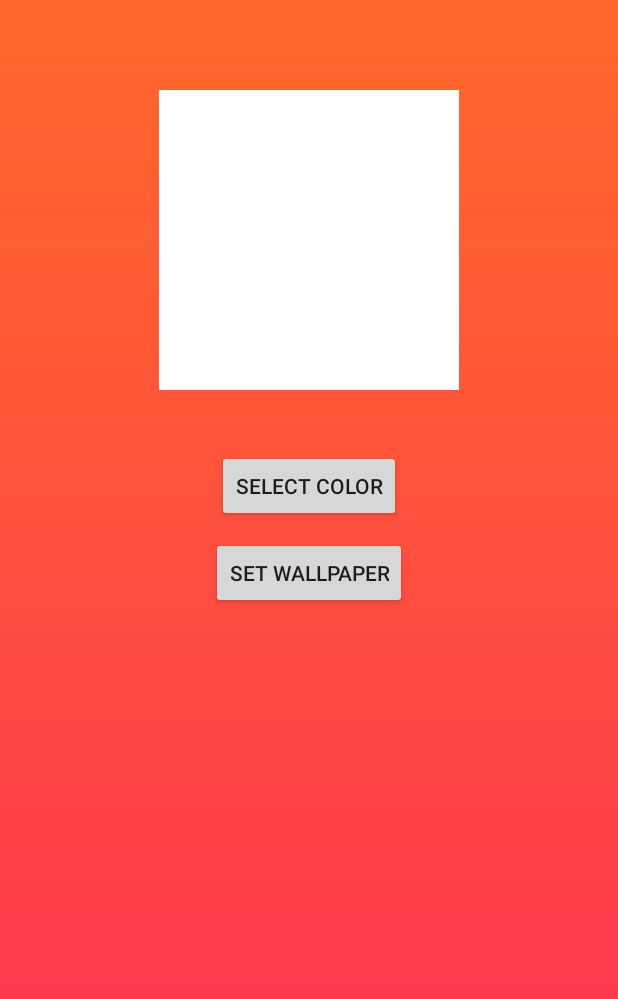
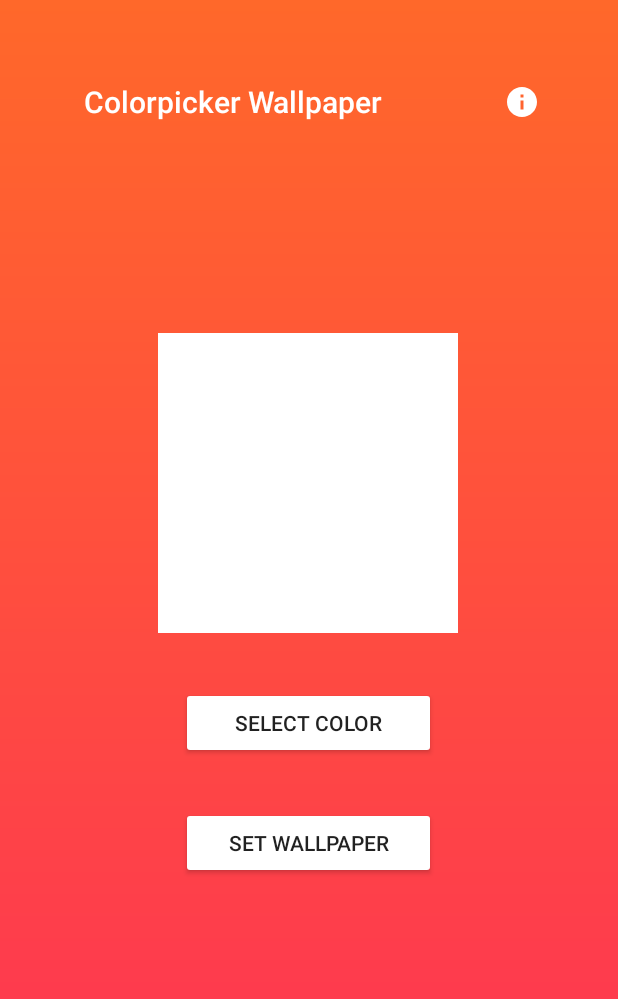
Before and after one commit to L-win/ColorpickerWallpaper, an Android app: the screen it shows after launch (MainActivity), on a phone screen of 412 x 824 dp. Shown: the top 999 px of the screen. Run offline under Robolectric (Android 15) with nearby library versions, the phone set to English and light mode, and no system bars; libraries missing offline, so code that uses them is left out: yuku.ambilwarna.

Commit message:
added toolbar transparent statusbar

```diff
--- a/app/src/main/AndroidManifest.xml
+++ b/app/src/main/AndroidManifest.xml
@@ -12,7 +12,9 @@
         android:roundIcon="@mipmap/ic_launcher_round"
         android:supportsRtl="true"
         android:theme="@style/AppTheme">
-        <activity android:name=".MainActivity">
+        <activity
+            android:name=".MainActivity"
+            android:screenOrientation="portrait">
             <intent-filter>
                 <action android:name="android.intent.action.MAIN" />
                 <category android:name="android.intent.category.LAUNCHER" />
--- a/app/src/main/java/com/elvina/colorpickerwallpaper/MainActivity.java
+++ b/app/src/main/java/com/elvina/colorpickerwallpaper/MainActivity.java
@@ -1,6 +1,7 @@
 package com.elvina.colorpickerwallpaper;
 
 import androidx.appcompat.app.AppCompatActivity;
+import androidx.appcompat.widget.Toolbar;
 import androidx.constraintlayout.widget.ConstraintLayout;
 import androidx.core.content.ContextCompat;
 
@@ -11,6 +12,8 @@ import android.graphics.Canvas;
 import android.graphics.drawable.BitmapDrawable;
 import android.graphics.drawable.ColorDrawable;
 import android.os.Bundle;
+import android.view.Menu;
+import android.view.MenuInflater;
 import android.view.View;
 import android.widget.Button;
 import android.widget.ImageView;
@@ -21,7 +24,7 @@ import yuku.ambilwarna.AmbilWarnaDialog;
 
 public class MainActivity extends AppCompatActivity {
 
-    LinearLayout layout;
+    ConstraintLayout layout;
     int defaultColor;
     Button buttonColorPicker;
     Button buttonSetWallpaper;
@@ -35,12 +38,19 @@ public class MainActivity extends AppCompatActivity {
         super.onCreate(savedInstanceState);
         setContentView(R.layout.activity_main);
 
+        // SET TOOLBAR
+        Toolbar toolbar = findViewById(R.id.toolbar);
+        setSupportActionBar(toolbar);
+        setTitle("Colorpicker Wallpaper");
+
         // PREPARE VIEWS
         layout = findViewById(R.id.layout);
         defaultColor = ContextCompat.getColor(MainActivity.this, R.color.design_default_color_primary);
         imageView = findViewById(R.id.image);
         buttonColorPicker = findViewById(R.id.open_colorpicker);
         buttonSetWallpaper = findViewById(R.id.set_wallpaper);
+
+        bitmap = Bitmap.createBitmap(20, 20, Bitmap.Config.ARGB_8888);
 
         // SET BUTTONS
         buttonColorPicker.setOnClickListener(new View.OnClickListener() {
@@ -77,7 +87,7 @@ public class MainActivity extends AppCompatActivity {
     }
 
     public void setbitmap() {
-        bitmap = Bitmap.createBitmap(20, 20, Bitmap.Config.ARGB_8888);
+//        bitmap = Bitmap.createBitmap(20, 20, Bitmap.Config.ARGB_8888);
         Canvas canvas = new Canvas(bitmap);
         cd.setBounds(0, 0, canvas.getWidth(), canvas.getHeight());
         cd.draw(canvas);
@@ -96,4 +106,11 @@ public class MainActivity extends AppCompatActivity {
             Toast.makeText(this, "Error.", Toast.LENGTH_LONG).show();
         }
     }
+
+    @Override
+    public boolean onCreateOptionsMenu(Menu menu) {
+        MenuInflater menuInflater = getMenuInflater();
+        menuInflater.inflate(R.menu.main_menu, menu);
+        return true;
+    }
 }
--- /dev/null
+++ b/app/src/main/res/drawable/ic_baseline_info_24.xml
@@ -0,0 +1,5 @@
+<vector android:height="24dp" android:tint="#FFFFFF"
+    android:viewportHeight="24" android:viewportWidth="24"
+    android:width="24dp" xmlns:android="http://schemas.android.com/apk/res/android">
+    <path android:fillColor="@android:color/white" android:pathData="M12,2C6.48,2 2,6.48 2,12s4.48,10 10,10 10,-4.48 10,-10S17.52,2 12,2zM13,17h-2v-6h2v6zM13,9h-2L11,7h2v2z"/>
+</vector>
--- a/app/src/main/res/layout/activity_main.xml
+++ b/app/src/main/res/layout/activity_main.xml
@@ -1,5 +1,5 @@
 <?xml version="1.0" encoding="utf-8"?>
-<LinearLayout xmlns:android="http://schemas.android.com/apk/res/android"
+<androidx.constraintlayout.widget.ConstraintLayout xmlns:android="http://schemas.android.com/apk/res/android"
     xmlns:app="http://schemas.android.com/apk/res-auto"
     xmlns:tools="http://schemas.android.com/tools"
     android:id="@+id/layout"
@@ -8,36 +8,52 @@
     android:background="@drawable/app_background_gradient"
     android:orientation="vertical"
     android:padding="40dp"
-    tools:context=".MainActivity"
-    >
+    tools:context=".MainActivity">
+
+    <include
+        android:id="@+id/toolbar"
+        layout="@layout/toolbar" />
 
     <ImageView
         android:id="@+id/image"
         android:layout_width="200dp"
         android:layout_height="200dp"
-        android:layout_marginLeft="20dp"
-        android:layout_marginRight="20dp"
         android:layout_gravity="center"
         android:background="@color/white"
-        android:layout_marginTop="20dp"
         android:padding="10dp"
-        />
+        app:layout_constraintBottom_toBottomOf="parent"
+        app:layout_constraintEnd_toEndOf="parent"
+        app:layout_constraintHorizontal_bias="0.497"
+        app:layout_constraintStart_toStartOf="parent"
+        app:layout_constraintTop_toTopOf="parent"
+        app:layout_constraintVertical_bias="0.335" />
 
     <Button
         android:id="@+id/open_colorpicker"
         android:layout_width="wrap_content"
         android:layout_height="wrap_content"
         android:layout_gravity="center"
-        android:layout_marginTop="40dp"
-        android:text="Select Color" />
+        android:layout_marginTop="36dp"
+        android:width="170dp"
+        android:backgroundTint="@color/white"
+        android:text="Select Color"
+        app:layout_constraintEnd_toEndOf="parent"
+        app:layout_constraintHorizontal_bias="0.497"
+        app:layout_constraintStart_toStartOf="parent"
+        app:layout_constraintTop_toBottomOf="@+id/image" />
 
     <Button
         android:id="@+id/set_wallpaper"
         android:layout_width="wrap_content"
         android:layout_height="wrap_content"
         android:layout_gravity="center"
-        android:layout_marginTop="10dp"
-        android:text="Set Wallpaper" />
+        android:layout_marginTop="32dp"
+        android:width="170dp"
+        android:backgroundTint="@color/white"
+        android:text="Set Wallpaper"
+        app:layout_constraintEnd_toEndOf="parent"
+        app:layout_constraintHorizontal_bias="0.497"
+        app:layout_constraintStart_toStartOf="parent"
+        app:layout_constraintTop_toBottomOf="@+id/open_colorpicker" />
 
-
-</LinearLayout>
+</androidx.constraintlayout.widget.ConstraintLayout>
--- /dev/null
+++ b/app/src/main/res/layout/toolbar.xml
@@ -0,0 +1,12 @@
+<?xml version="1.0" encoding="utf-8"?>
+<androidx.appcompat.widget.Toolbar xmlns:android="http://schemas.android.com/apk/res/android"
+    xmlns:app="http://schemas.android.com/apk/res-auto"
+    android:layout_width="match_parent"
+    android:layout_height="wrap_content"
+    app:titleTextColor="@color/white"
+
+    >
+
+    <!--    android:background="@color/toolbarBackground"-->
+    <!--    app:titleTextColor="@color/toolbarText"-->
+</androidx.appcompat.widget.Toolbar>
--- /dev/null
+++ b/app/src/main/res/menu/main_menu.xml
@@ -0,0 +1,9 @@
+<?xml version="1.0" encoding="utf-8"?>
+<menu xmlns:android="http://schemas.android.com/apk/res/android"
+    xmlns:app="http://schemas.android.com/apk/res-auto">
+    <item
+        android:id="@+id/about_app"
+        android:icon="@drawable/ic_baseline_info_24"
+        android:title="About"
+        app:showAsAction="ifRoom" />
+</menu>
--- a/app/src/main/res/values/colors.xml
+++ b/app/src/main/res/values/colors.xml
@@ -7,6 +7,7 @@
     <color name="teal_700">#FF018786</color>
     <color name="black">#FF000000</color>
     <color name="white">#FFFFFFFF</color>
+    <color name="grey">#858585</color>
 
     <color name="appBackground">#ff6a28</color>
 </resources>
--- a/app/src/main/res/values/styles.xml
+++ b/app/src/main/res/values/styles.xml
@@ -2,8 +2,10 @@
     <!-- Base application theme. -->
     <style name="AppTheme" parent="Theme.AppCompat.Light.NoActionBar">
         <!-- Customize your theme here. -->
-        <item name="colorPrimary">@color/black</item>
-        <item name="colorPrimaryDark">@color/black</item>
+        <item name="colorPrimary">@color/white</item>
+        <item name="colorPrimaryDark">@color/grey</item>
         <item name="colorAccent">@color/teal_700</item>
+        <item name="android:windowTranslucentStatus">true</item>
+        <item name="android:windowTranslucentNavigation">true</item>
     </style>
 </resources>
```
